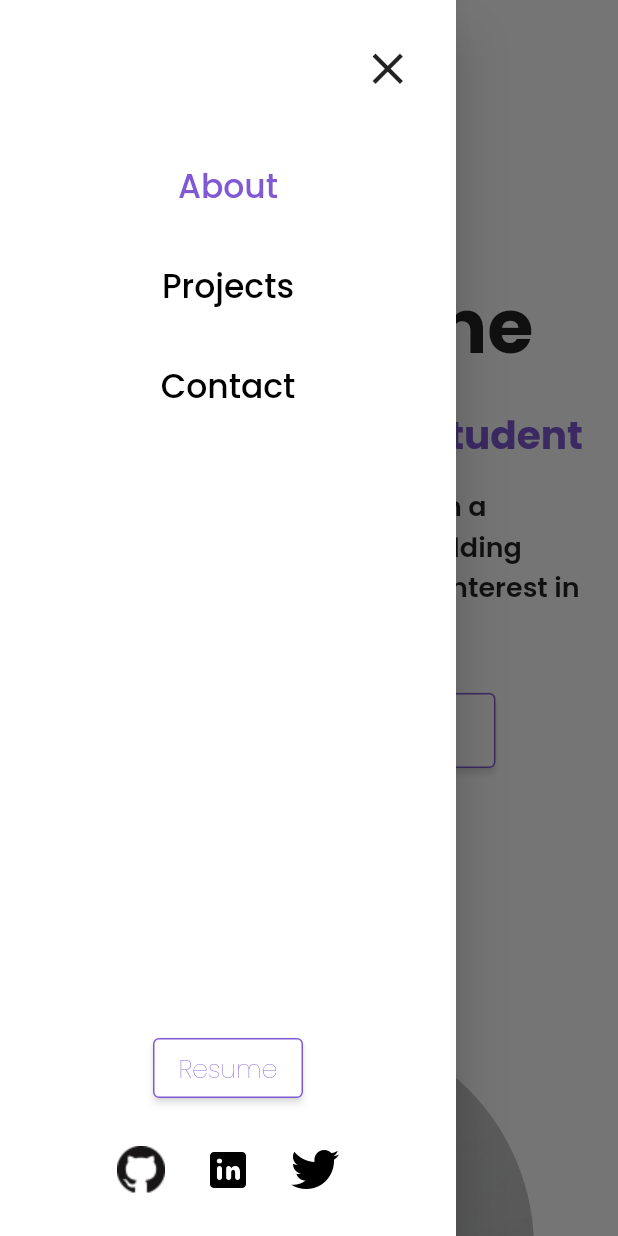
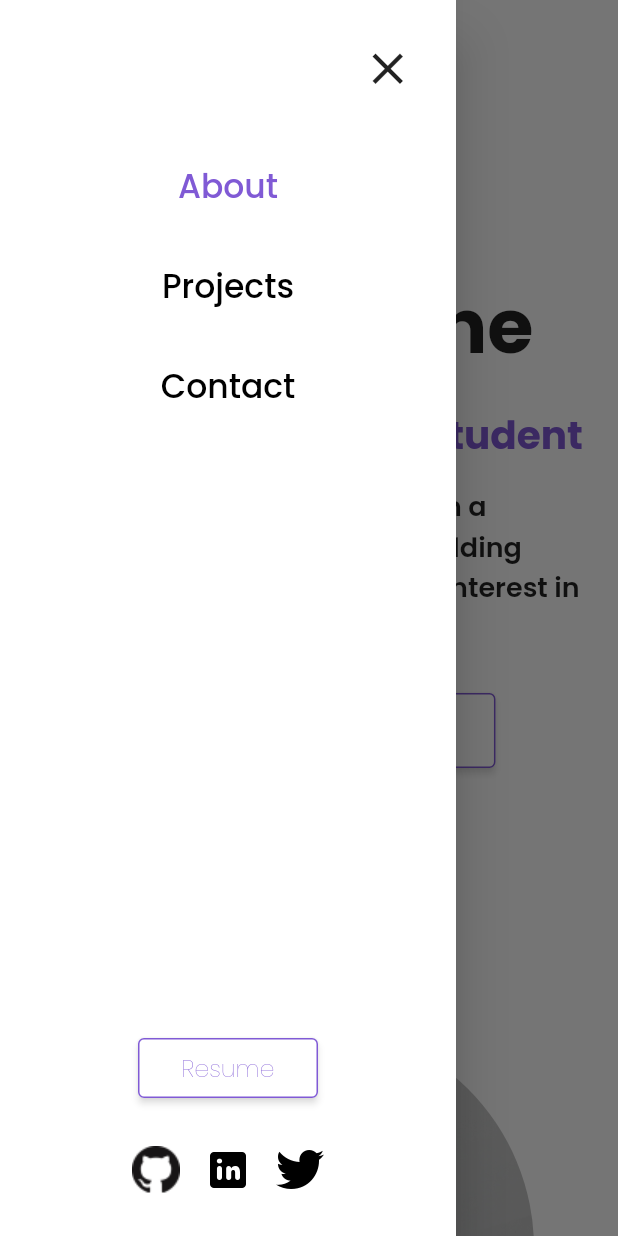
Before and after one commit to pranjal0207/pranjal-rane-portfolio, a Flutter app: the screen it shows after launch, after a tap on the "menu" icon, on a phone screen of 412 x 824 dp. Run offline on Flutter 3.47's test engine with Material 2 defaults, Android fonts, the phone set to English and light mode, and no system bars; our stand-ins replace google_fonts; missing offline and left inert: dart:js, mailto.

Commit message:
social network bar optimised

```diff
--- a/lib/main.dart
+++ b/lib/main.dart
@@ -13,11 +13,7 @@ class MyApp extends StatelessWidget {
       title: 'Pranjal Rane',
       debugShowCheckedModeBanner: false,
       theme: ThemeData(
-        backgroundColor: Colors.red,
         textTheme: GoogleFonts.poppinsTextTheme(Theme.of(context).textTheme),
-        splashColor: Colors.transparent,
-        hoverColor: Colors.transparent,
-        primarySwatch: Colors.blue,
       ),
       home: LandingPage(),
     );
--- a/lib/widgets/contactPage.dart
+++ b/lib/widgets/contactPage.dart
@@ -1,6 +1,6 @@
 import 'package:flutter/material.dart';
-import 'dart:js' as js;
 import 'package:mailto/mailto.dart';
+import 'package:pranjal_rane_portfolio/widgets/socialNetworks.dart';
 import 'package:url_launcher/url_launcher.dart';
 
 class ContactPage extends StatelessWidget {
@@ -12,9 +12,8 @@ class ContactPage extends StatelessWidget {
     double screenHeight = MediaQuery.of(context).size.height;
     return Container(
       margin: EdgeInsets.only(left : 10, right: 10),
-      padding: EdgeInsets.only(top: 50),
       width: screenWidth - 20,
-      height: (screenHeight < 780)? screenHeight : screenHeight * 0.4,
+      height: (screenHeight < 780)? screenHeight : screenHeight * 0.8,
       child: Column(
         mainAxisAlignment: MainAxisAlignment.center,
         crossAxisAlignment: CrossAxisAlignment.center,
@@ -51,77 +50,10 @@ class ContactPage extends StatelessWidget {
             height: 35,
           ),
 
-          Expanded(
-            child: Column(
-              //mainAxisAlignment: MainAxisAlignment.end,
-              children: <Widget>[
-                Container(
-                  child: Row(
-                    mainAxisAlignment: MainAxisAlignment.center,
-                    children: <Widget>[
-                      IconButton(
-                        onPressed: (){
-                          js.context.callMethod('open', ["https://github.com/pranjal0207"]);
-                        },
-                        icon: Image.asset(
-                          "assets/icons/githubIcon.png",
-                          height: 48,
-                          width: 48,
-                        ),
-                        splashColor: Colors.transparent,
-                        splashRadius: 0.1,
-                        iconSize: 15,
-                        tooltip : "GitHub"
-                      ),
-
-                      SizedBox(
-                        width: 10,
-                      ),
-
-                      IconButton(
-                        onPressed: () {
-                          js.context.callMethod('open', ["https://www.linkedin.com/in/pranjal-rane/"]);
-                        },
-                        icon: Image.asset(
-                          "assets/icons/linkedinIcon.png",
-                          height: 48,
-                          width: 48,
-                        ),
-                        splashColor: Colors.transparent,
-                        splashRadius: 0.1,
-                        iconSize: 15,
-                        tooltip : "LinkedIn"
-                      ),
-
-                      SizedBox(
-                        width: 10,
-                      ),
-
-                      IconButton(
-                        onPressed: () {
-                          js.context.callMethod('open', ["https://twitter.com/pranjal_rane"]);
-                        },
-                        icon: Image.asset(
-                          "assets/icons/twitterIcon.png",
-                          height: 48,
-                          width: 48,
-                        ),
-                        splashColor: Colors.transparent,
-                        splashRadius: 0.1,
-                        iconSize: 15,
-                        tooltip : "Twitter"
-                      ),
-                    ],
-                  ),
-                ),
-              ],
-            )
-
+          SocialNetworks(
+            socialNetworks: ['github', 'linkedin', 'twitter'],
+            socialNetworkLinks: ["https://github.com/pranjal0207", "https://www.linkedin.com/in/pranjal-rane/", "https://twitter.com/pranjal_rane"],
           ),
-
-          SizedBox(
-            height: 30,
-          )
         ]
       ),
     );
--- a/lib/widgets/mobileDrawer.dart
+++ b/lib/widgets/mobileDrawer.dart
@@ -1,5 +1,6 @@
 import 'package:flutter/material.dart';
 import 'package:pranjal_rane_portfolio/widgets/resumeButton.dart';
+import 'package:pranjal_rane_portfolio/widgets/socialNetworks.dart';
 import 'dart:js' as js;
 import 'mobileDrawerItem.dart';
 
@@ -102,63 +103,68 @@ class _MobileDrawerState extends State<MobileDrawer> {
                       height: 20,
                     ),
 
-                    Row(
-                      mainAxisAlignment: MainAxisAlignment.center,
-                      children: <Widget>[
-                        IconButton(
-                          onPressed: (){
-                            js.context.callMethod('open', ["https://github.com/pranjal0207"]);
-                          },
-                          icon: Image.asset(
-                            "assets/icons/githubIcon.png",
-                            height: 48,
-                            width: 48,
-                          ),
-                          splashColor: Colors.transparent,
-                          splashRadius: 0.1,
-                          iconSize: 15,
-                          tooltip : "GitHub"
-                        ),
+                    SocialNetworks(
+                      socialNetworks: ['github', 'linkedin', 'twitter'],
+                      socialNetworkLinks: ["https://github.com/pranjal0207", "https://www.linkedin.com/in/pranjal-rane/", "https://twitter.com/pranjal_rane"],
+                    ),
 
-                        SizedBox(
-                          width: 10,
-                        ),
+                    // Row(
+                    //   mainAxisAlignment: MainAxisAlignment.center,
+                    //   children: <Widget>[
+                    //     IconButton(
+                    //       onPressed: (){
+                    //         js.context.callMethod('open', ["https://github.com/pranjal0207"]);
+                    //       },
+                    //       icon: Image.asset(
+                    //         "assets/icons/githubIcon.png",
+                    //         height: 48,
+                    //         width: 48,
+                    //       ),
+                    //       splashColor: Colors.transparent,
+                    //       splashRadius: 0.1,
+                    //       iconSize: 15,
+                    //       tooltip : "GitHub"
+                    //     ),
 
-                        IconButton(
-                          onPressed: () {
-                            js.context.callMethod('open', ["https://www.linkedin.com/in/pranjal-rane/"]);
-                          },
-                          icon: Image.asset(
-                            "assets/icons/linkedinIcon.png",
-                            height: 48,
-                            width: 48,
-                          ),
-                          splashColor: Colors.transparent,
-                          splashRadius: 0.1,
-                          iconSize: 15,
-                          tooltip : "LinkedIn"
-                        ),
+                    //     SizedBox(
+                    //       width: 10,
+                    //     ),
 
-                        SizedBox(
-                          width: 10,
-                        ),
+                    //     IconButton(
+                    //       onPressed: () {
+                    //         js.context.callMethod('open', ["https://www.linkedin.com/in/pranjal-rane/"]);
+                    //       },
+                    //       icon: Image.asset(
+                    //         "assets/icons/linkedinIcon.png",
+                    //         height: 48,
+                    //         width: 48,
+                    //       ),
+                    //       splashColor: Colors.transparent,
+                    //       splashRadius: 0.1,
+                    //       iconSize: 15,
+                    //       tooltip : "LinkedIn"
+                    //     ),
 
-                        IconButton(
-                          onPressed: () {
-                            js.context.callMethod('open', ["https://twitter.com/pranjal_rane"]);
-                          },
-                          icon: Image.asset(
-                            "assets/icons/twitterIcon.png",
-                            height: 48,
-                            width: 48,
-                          ),
-                          splashColor: Colors.transparent,
-                          splashRadius: 0.1,
-                          iconSize: 15,
-                          tooltip : "Twitter"
-                        ),
-                      ],
-                    ),
+                    //     SizedBox(
+                    //       width: 10,
+                    //     ),
+
+                    //     IconButton(
+                    //       onPressed: () {
+                    //         js.context.callMethod('open', ["https://twitter.com/pranjal_rane"]);
+                    //       },
+                    //       icon: Image.asset(
+                    //         "assets/icons/twitterIcon.png",
+                    //         height: 48,
+                    //         width: 48,
+                    //       ),
+                    //       splashColor: Colors.transparent,
+                    //       splashRadius: 0.1,
+                    //       iconSize: 15,
+                    //       tooltip : "Twitter"
+                    //     ),
+                    //   ],
+                    // ),
                   ]
                 )
               )
--- a/lib/widgets/resumeButton.dart
+++ b/lib/widgets/resumeButton.dart
@@ -35,7 +35,7 @@ class _ResumeButtonState extends State<ResumeButton> {
             style: TextStyle(
               color: (hover)? Colors.white : Color(0xff805ad5),
               fontWeight: FontWeight.w200,
-              fontSize: 17
+              fontSize: 16
             ),
           ),
           onPressed: () {
@@ -44,7 +44,7 @@ class _ResumeButtonState extends State<ResumeButton> {
           style: ElevatedButton.styleFrom(
             side: BorderSide(color: Color(0xff805ad5)),
             primary: (hover)? Color(0xff805ad5) : Colors.white,
-            fixedSize: Size(100, 40),
+            fixedSize: Size(120, 40),
             shadowColor: Colors.white
           ),
         ),
--- /dev/null
+++ b/lib/widgets/socialNetworks.dart
@@ -0,0 +1,40 @@
+import 'package:flutter/material.dart';
+import 'dart:js' as js;
+
+class SocialNetworks extends StatelessWidget {
+  final List<String> socialNetworks;
+  final List<String> socialNetworkLinks;
+
+  const SocialNetworks({
+    required this.socialNetworks,
+    required this.socialNetworkLinks,
+    Key? key
+  }) : super(key: key);
+
+  @override
+  Widget build(BuildContext context) {
+    return Container(
+      child: Row(
+        mainAxisAlignment: MainAxisAlignment.center,
+        children: <Widget>[
+          for(int i = 0; i < socialNetworks.length; i++)
+          Container(
+            child: IconButton(
+              icon: Image.asset(
+                "assets/icons/" + socialNetworks[i].toLowerCase() + "Icon.png",
+                height: 48,
+                width: 48,
+              ),
+              onPressed: (){
+                js.context.callMethod('open', [socialNetworkLinks[i]]);
+              },
+              tooltip: socialNetworks[i][0].toUpperCase() + socialNetworks[i].substring(1),
+              splashColor: Colors.transparent,
+              splashRadius: 0.1,
+            ),
+          )
+        ]
+      ),
+    );
+  }
+}
```
Also changed, not shown: 1 other file.
